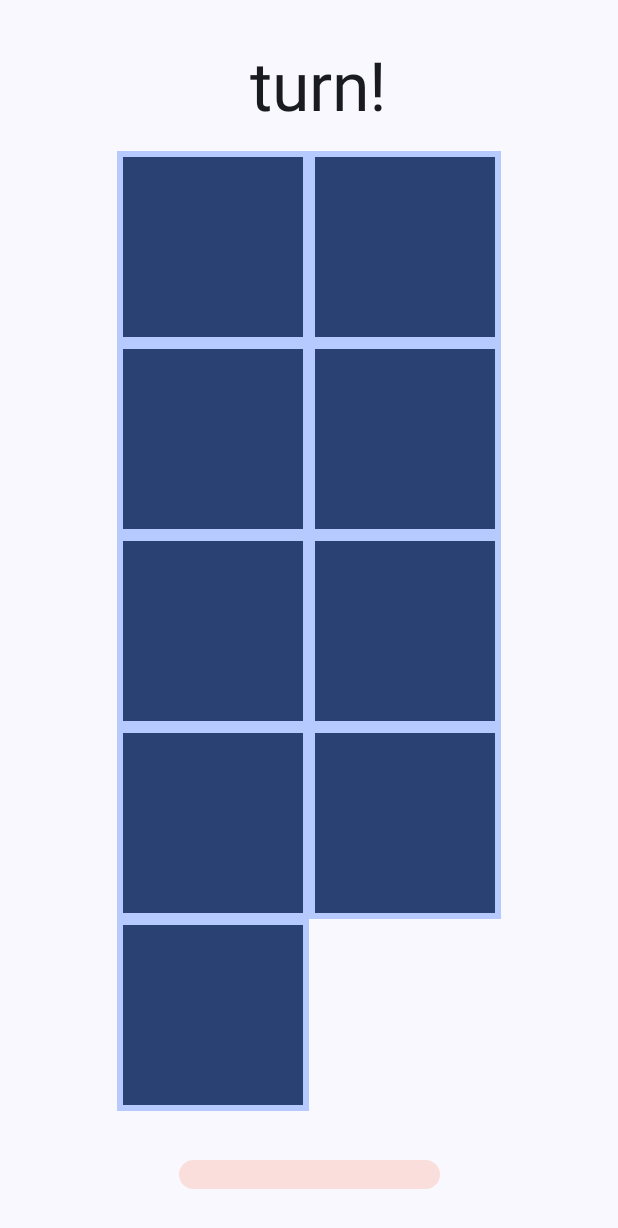
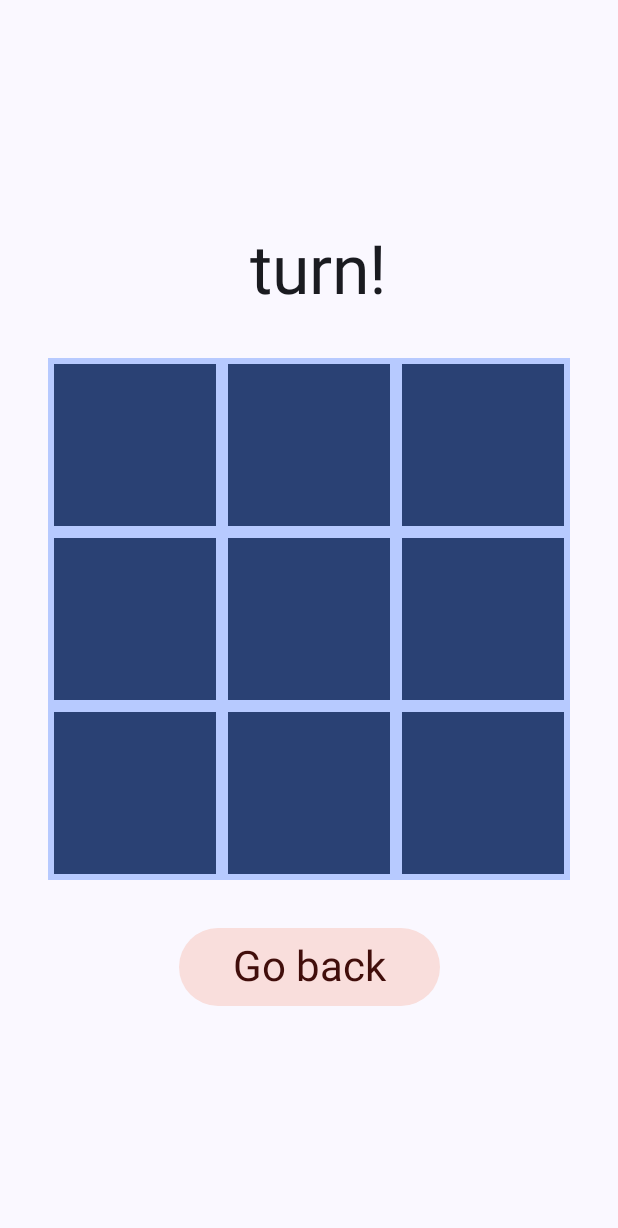
Before and after one commit to michalpieczka1/CleanArchitectureMultiPlayerTicTacToeApp, an Android app built with Jetpack Compose: the LocalGameScreen screen opened through its navigation route, on a phone screen of 412 x 824 dp. Shown: the top 1228 px of the screen. Run offline under Robolectric (Android 15) with nearby library versions, the phone set to English and light mode, and no system bars; our stand-ins replace Firebase (no records; nobody signed in at launch, a user with empty details on screens opened directly); libraries missing offline, so code that uses them is left out: nl.dionsegijn.konfetti.

Commit message:
Fixed 3x3 board ui

```diff
--- a/app/src/main/java/com/michal/tictactoeonline/presentation/localGame/LocalGameComposable.kt
+++ b/app/src/main/java/com/michal/tictactoeonline/presentation/localGame/LocalGameComposable.kt
@@ -5,14 +5,16 @@ import androidx.compose.foundation.layout.Arrangement
 import androidx.compose.foundation.layout.Box
 import androidx.compose.foundation.layout.Column
 import androidx.compose.foundation.layout.ExperimentalLayoutApi
-import androidx.compose.foundation.layout.FlowRow
+import androidx.compose.foundation.layout.PaddingValues
 import androidx.compose.foundation.layout.Row
 import androidx.compose.foundation.layout.Spacer
+import androidx.compose.foundation.layout.aspectRatio
 import androidx.compose.foundation.layout.fillMaxSize
 import androidx.compose.foundation.layout.fillMaxWidth
 import androidx.compose.foundation.layout.height
 import androidx.compose.foundation.layout.padding
-import androidx.compose.foundation.layout.size
+import androidx.compose.foundation.lazy.grid.GridCells
+import androidx.compose.foundation.lazy.grid.LazyVerticalGrid
 import androidx.compose.material3.Button
 import androidx.compose.material3.ButtonDefaults
 import androidx.compose.material3.MaterialTheme
@@ -22,7 +24,6 @@ import androidx.compose.runtime.Composable
 import androidx.compose.runtime.collectAsState
 import androidx.compose.ui.Alignment
 import androidx.compose.ui.Modifier
-import androidx.compose.ui.draw.scale
 import androidx.compose.ui.graphics.RectangleShape
 import androidx.compose.ui.res.stringResource
 import androidx.compose.ui.text.style.TextAlign
@@ -82,30 +83,42 @@ fun LocalGameComposable(
                 style = MaterialTheme.typography.displayMedium,
                 textAlign = TextAlign.Center
             )
-            Spacer(modifier = Modifier.height(16.dp))
+            Spacer(modifier = Modifier.height(32.dp))
 
-            Column {
-                FlowRow(
-                    maxItemsInEachRow = 3
+            Column(
+                modifier = Modifier
+                    .aspectRatio(1f)
+                    .fillMaxWidth()
+            ) {
+                LazyVerticalGrid(
+                    columns = GridCells.Fixed(3),
+                    modifier = Modifier
+                        .aspectRatio(1f)
+                        .fillMaxWidth(),
+                    horizontalArrangement = Arrangement.spacedBy(0.dp),
+                    verticalArrangement = Arrangement.spacedBy(0.dp)
                 ) {
-                    state.value.board.indices.forEach {
+                    items(state.value.board.size) { index ->
                         Button(
-                            onClick = { localGameViewModel.onBoardClicked(it) },
+                            onClick = { localGameViewModel.onBoardClicked(index) },
                             shape = RectangleShape,
                             modifier = Modifier
+                                .aspectRatio(1f)
                                 .border(4.dp, MaterialTheme.colorScheme.inversePrimary)
-                                .size(128.dp),
+                                .fillMaxSize(),
+                            contentPadding = PaddingValues(2.dp)
                         ) {
                             Text(
-                                text = state.value.board[it],
+                                text = state.value.board[index],
                                 fontSize = 32.sp,
-                                textAlign = TextAlign.Center
+                                textAlign = TextAlign.Center,
+                                maxLines = 1
                             )
+
+
                         }
                     }
                 }
-
-
             }
             Spacer(modifier = Modifier.height(32.dp))
 
--- a/app/src/main/res/values/strings.xml
+++ b/app/src/main/res/values/strings.xml
@@ -5,7 +5,7 @@
     <string name="create_session">Create lobby</string>
     <string name="play_vs_pc">Play VS Friend</string>
     <string name="welcome_to_tic_tac_toe_online">Welcome to Tic Tac Toe Online!</string>
-    <string name="is_the_winner">%1$s is the winner!</string>
+    <string name="is_the_winner">%1$s is the winner 🥳</string>
     <string name="it_s_a_tie">It\'s a tie!</string>
     <string name="someone_turn">%1$s turn!</string>
 </resources>
```
